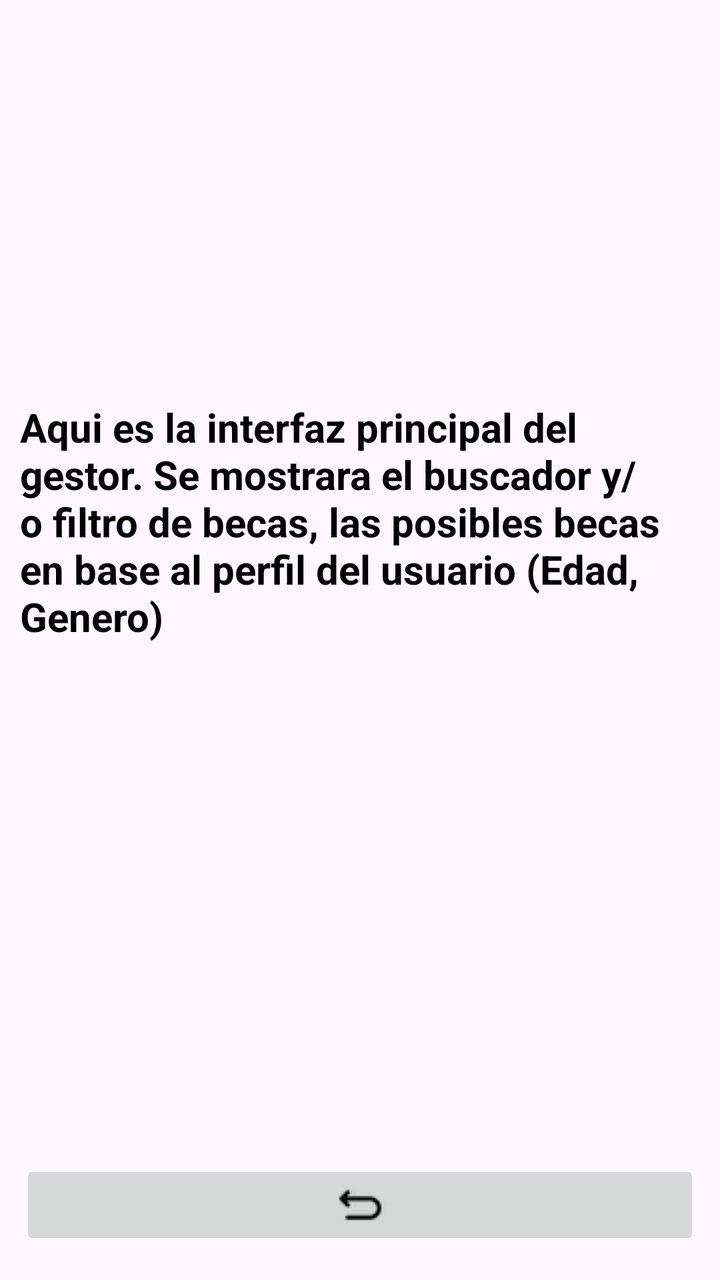
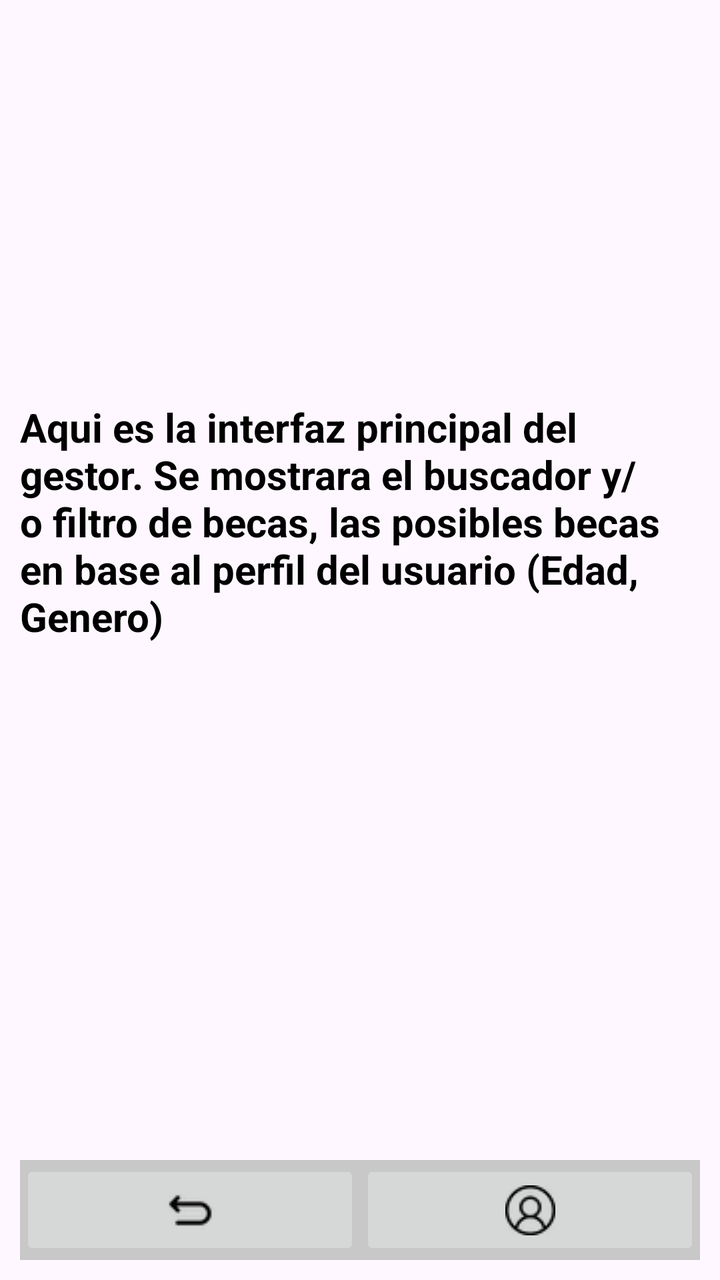

The first picture is an Android layout as it rendered before a commit; the second is the same layout after the commit. The layout source and the unified diff follow.
<!-- AndroidManifest.xml: application theme Theme.Titulacion -->
<!-- res/layout/activity_becas.xml -->
<?xml version="1.0" encoding="utf-8"?>
<androidx.constraintlayout.widget.ConstraintLayout xmlns:android="http://schemas.android.com/apk/res/android"
    xmlns:app="http://schemas.android.com/apk/res-auto"
    xmlns:tools="http://schemas.android.com/tools"
    android:id="@+id/main"
    android:layout_width="match_parent"
    android:layout_height="match_parent"
    tools:context=".Becas">

    <TextView
        android:id="@+id/textView"
        android:layout_width="match_parent"
        android:layout_height="wrap_content"
        android:layout_marginStart="10dp"
        android:layout_marginTop="200dp"
        android:layout_marginEnd="10dp"
        android:text="@string/men2"
        android:textAlignment="center"
        android:textColor="#000000"
        android:textSize="20sp"
        android:textStyle="bold"
        app:layout_constraintEnd_toEndOf="parent"
        app:layout_constraintStart_toStartOf="parent"
        app:layout_constraintTop_toTopOf="parent" />

    <LinearLayout
        android:layout_width="match_parent"
        android:layout_height="50dp"
        android:layout_marginStart="10dp"
        android:layout_marginEnd="10dp"
        android:layout_marginBottom="10dp"
        android:orientation="horizontal"
        app:layout_constraintBottom_toBottomOf="parent"
        app:layout_constraintEnd_toEndOf="parent"
        app:layout_constraintStart_toStartOf="parent">

        <ImageButton
            android:id="@+id/btnR1"
            android:layout_width="match_parent"
            android:layout_height="wrap_content"
            android:layout_weight="1"
            app:srcCompat="@drawable/regresar" />
    </LinearLayout>
</androidx.constraintlayout.widget.ConstraintLayout>
<!-- resources referenced by this layout -->
<resources>
  <!-- drawable regresar: png bitmap (drawable, 1604 bytes) -->
  <string name="men2">Aqui es la interfaz principal del gestor.  Se mostrara el buscador y/o filtro de becas, las posibles becas en base al perfil del usuario (Edad, Genero)</string>
  <style name="Theme.Titulacion" parent="Base.Theme.Titulacion" />
  <style name="Base.Theme.Titulacion" parent="Theme.Material3.DayNight.NoActionBar">
          
          
      </style>
</resources>

<!-- the commit's change to res/layout/activity_becas.xml (unified diff, before → after) -->
@@ -29,6 +29,7 @@
         android:layout_marginStart="10dp"
         android:layout_marginEnd="10dp"
         android:layout_marginBottom="10dp"
+        android:background="#C8C8C8"
         android:orientation="horizontal"
         app:layout_constraintBottom_toBottomOf="parent"
         app:layout_constraintEnd_toEndOf="parent"
@@ -37,8 +38,16 @@
         <ImageButton
             android:id="@+id/btnR1"
             android:layout_width="match_parent"
-            android:layout_height="wrap_content"
+            android:layout_height="match_parent"
             android:layout_weight="1"
             app:srcCompat="@drawable/regresar" />
+
+        <ImageButton
+            android:id="@+id/btnPerfil"
+            android:layout_width="match_parent"
+            android:layout_height="match_parent"
+            android:layout_weight="1"
+            app:srcCompat="@drawable/usuario" />
+
     </LinearLayout>
 </androidx.constraintlayout.widget.ConstraintLayout>
<!-- resource entries referenced after the edit -->
@@ -1,6 +1,7 @@
 <!-- resources referenced by this layout -->
 <resources>
   <!-- drawable regresar: png bitmap (drawable, 1604 bytes) -->
+  <!-- drawable usuario: png bitmap (drawable, 1524 bytes) -->
   <string name="men2">Aqui es la interfaz principal del gestor.  Se mostrara el buscador y/o filtro de becas, las posibles becas en base al perfil del usuario (Edad, Genero)</string>
   <style name="Theme.Titulacion" parent="Base.Theme.Titulacion" />
   <style name="Base.Theme.Titulacion" parent="Theme.Material3.DayNight.NoActionBar">
